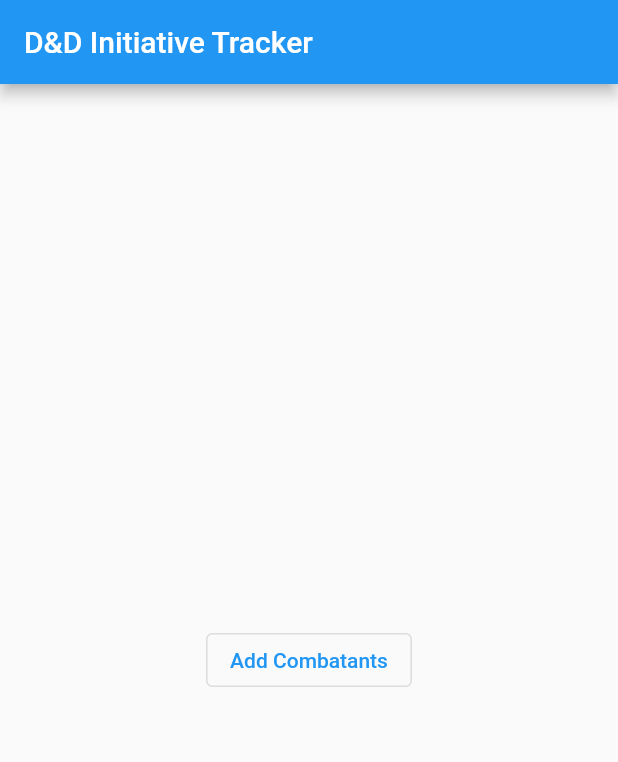
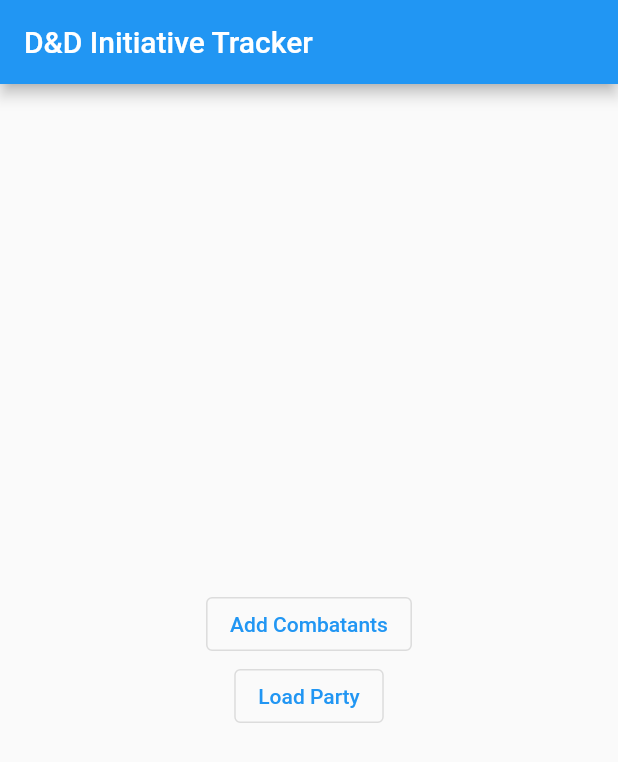
Before and after one commit to hunter-mickiewicz/inittracker, a Flutter app: the screen it shows after launch, on a phone screen of 412 x 824 dp. Shown: the top 762 px of the screen. Run offline on Flutter 3.47's test engine with Material 2 defaults, Android fonts, the phone set to English and light mode, and no system bars.

```diff
--- a/lib/tracker_options.dart
+++ b/lib/tracker_options.dart
@@ -27,7 +27,11 @@ class _TrackerOptionsState extends State<TrackerOptions> {
             onPressed: () {
               newInitOrder();
             },
-            child: const Text("Add Combatants"))
+            child: const Text("Add Combatants")),
+        OutlinedButton(
+          onPressed: () {},
+          child: const Text("Load Party"),
+        ),
       ],
     );
   }
```
Also changed, not shown: lib/DataOperations.dart (added, +17 -0 lines).
